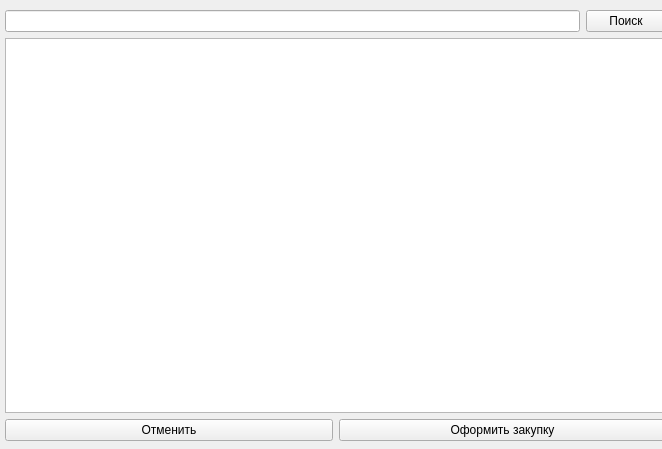
First picture: the form in orderwindow.ui, repository glimb-developers-team/Glimb, before the edit.
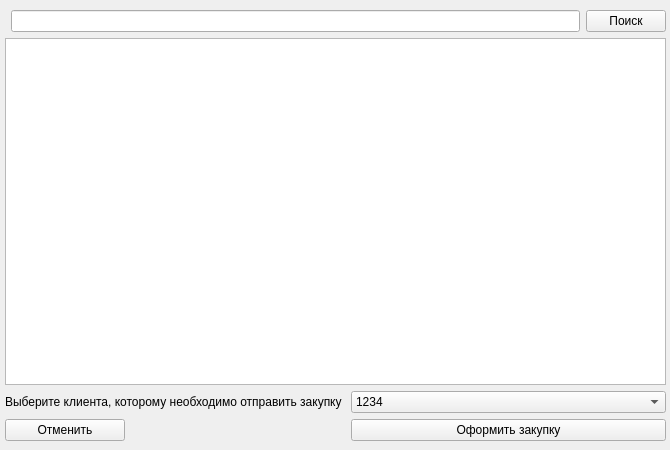
Second picture: the form after the edit.

Commit message: New function in orderwindowchoice client number

```diff
--- a/orderwindow.ui
+++ b/orderwindow.ui
@@ -6,14 +6,14 @@
    <rect>
     <x>0</x>
     <y>0</y>
-    <width>662</width>
-    <height>449</height>
+    <width>670</width>
+    <height>450</height>
    </rect>
   </property>
   <property name="windowTitle">
    <string>Form</string>
   </property>
-  <widget class="QWidget" name="">
+  <widget class="QWidget" name="layoutWidget">
    <property name="geometry">
     <rect>
      <x>5</x>
@@ -23,37 +23,90 @@
     </rect>
    </property>
    <layout class="QGridLayout" name="gridLayout_2">
-    <item row="0" column="0">
-     <widget class="QLineEdit" name="searchLine"/>
-    </item>
-    <item row="0" column="1">
-     <widget class="QPushButton" name="searchButton">
-      <property name="text">
-       <string>Поиск</string>
-      </property>
-     </widget>
-    </item>
-    <item row="1" column="0" colspan="2">
+    <item row="3" column="0" colspan="3">
      <layout class="QGridLayout" name="gridLayout">
-      <item row="1" column="0">
+      <item row="0" column="0" colspan="2">
+       <widget class="QTableWidget" name="tableWidget"/>
+      </item>
+      <item row="2" column="0">
        <widget class="QPushButton" name="cancelButton">
+        <property name="maximumSize">
+         <size>
+          <width>120</width>
+          <height>16777215</height>
+         </size>
+        </property>
         <property name="text">
          <string>Отменить</string>
         </property>
        </widget>
       </item>
-      <item row="1" column="1">
+      <item row="2" column="1">
        <widget class="QPushButton" name="orderButton">
         <property name="text">
          <string>Оформить закупку</string>
         </property>
        </widget>
       </item>
-      <item row="0" column="0" colspan="2">
-       <widget class="QTableWidget" name="tableWidget"/>
+      <item row="1" column="1">
+       <widget class="QComboBox" name="comboBox">
+        <property name="minimumSize">
+         <size>
+          <width>120</width>
+          <height>0</height>
+         </size>
+        </property>
+        <item>
+         <property name="text">
+          <string>1234</string>
+         </property>
+        </item>
+        <item>
+         <property name="text">
+          <string>79264684482</string>
+         </property>
+        </item>
+        <item>
+         <property name="text">
+          <string>1</string>
+         </property>
+        </item>
+        <item>
+         <property name="text">
+          <string>789324484844</string>
+         </property>
+        </item>
+        <item>
+         <property name="text">
+          <string>234829828492</string>
+         </property>
+        </item>
+        <item>
+         <property name="text">
+          <string>248294882984</string>
+         </property>
+        </item>
+       </widget>
+      </item>
+      <item row="1" column="0">
+       <widget class="QLabel" name="label">
+        <property name="text">
+         <string>Выберите клиента, которому необходимо отправить закупку </string>
+        </property>
+       </widget>
       </item>
      </layout>
     </item>
+    <item row="1" column="1">
+     <widget class="QLineEdit" name="searchLine"/>
+    </item>
+    <item row="1" column="2">
+     <widget class="QPushButton" name="searchButton">
+      <property name="text">
+       <string>Поиск</string>
+      </property>
+     </widget>
+    </item>
    </layout>
   </widget>
  </widget>
```
The commit also changes 1 other file.
